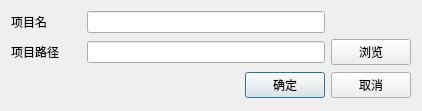
First picture: the form in editor/JZNewProjectDialog.ui, repository xiongqiumin/JZNodeEditor, before the edit.
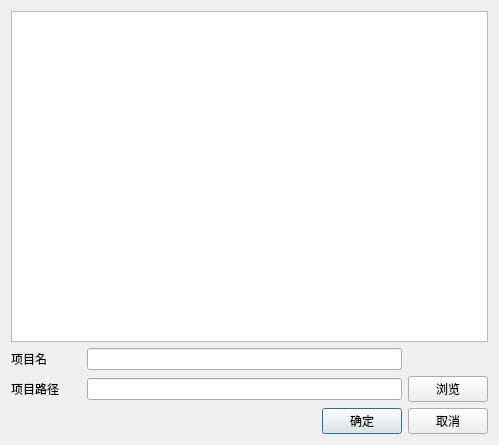
Second picture: the form after the edit.

```diff
--- a/editor/JZNewProjectDialog.ui
+++ b/editor/JZNewProjectDialog.ui
@@ -6,8 +6,8 @@
    <rect>
     <x>0</x>
     <y>0</y>
-    <width>422</width>
-    <height>111</height>
+    <width>499</width>
+    <height>445</height>
    </rect>
   </property>
   <property name="windowTitle">
@@ -29,7 +29,7 @@
       <property name="bottomMargin">
        <number>0</number>
       </property>
-      <item row="0" column="0">
+      <item row="1" column="0">
        <widget class="QLabel" name="label_2">
         <property name="minimumSize">
          <size>
@@ -42,7 +42,20 @@
         </property>
        </widget>
       </item>
-      <item row="0" column="1">
+      <item row="2" column="2">
+       <widget class="QPushButton" name="btnSelect">
+        <property name="minimumSize">
+         <size>
+          <width>0</width>
+          <height>25</height>
+         </size>
+        </property>
+        <property name="text">
+         <string>浏览</string>
+        </property>
+       </widget>
+      </item>
+      <item row="1" column="1">
        <widget class="QLineEdit" name="lineProjectName">
         <property name="minimumSize">
          <size>
@@ -52,7 +65,7 @@
         </property>
        </widget>
       </item>
-      <item row="1" column="0">
+      <item row="2" column="0">
        <widget class="QLabel" name="label">
         <property name="minimumSize">
          <size>
@@ -65,7 +78,7 @@
         </property>
        </widget>
       </item>
-      <item row="1" column="1">
+      <item row="2" column="1">
        <widget class="QLineEdit" name="lineProjectDir">
         <property name="minimumSize">
          <size>
@@ -75,18 +88,8 @@
         </property>
        </widget>
       </item>
-      <item row="1" column="2">
-       <widget class="QPushButton" name="btnSelect">
-        <property name="minimumSize">
-         <size>
-          <width>0</width>
-          <height>25</height>
-         </size>
-        </property>
-        <property name="text">
-         <string>浏览</string>
-        </property>
-       </widget>
+      <item row="0" column="0" colspan="3">
+       <widget class="QListWidget" name="listWidget"/>
       </item>
      </layout>
     </widget>
```
